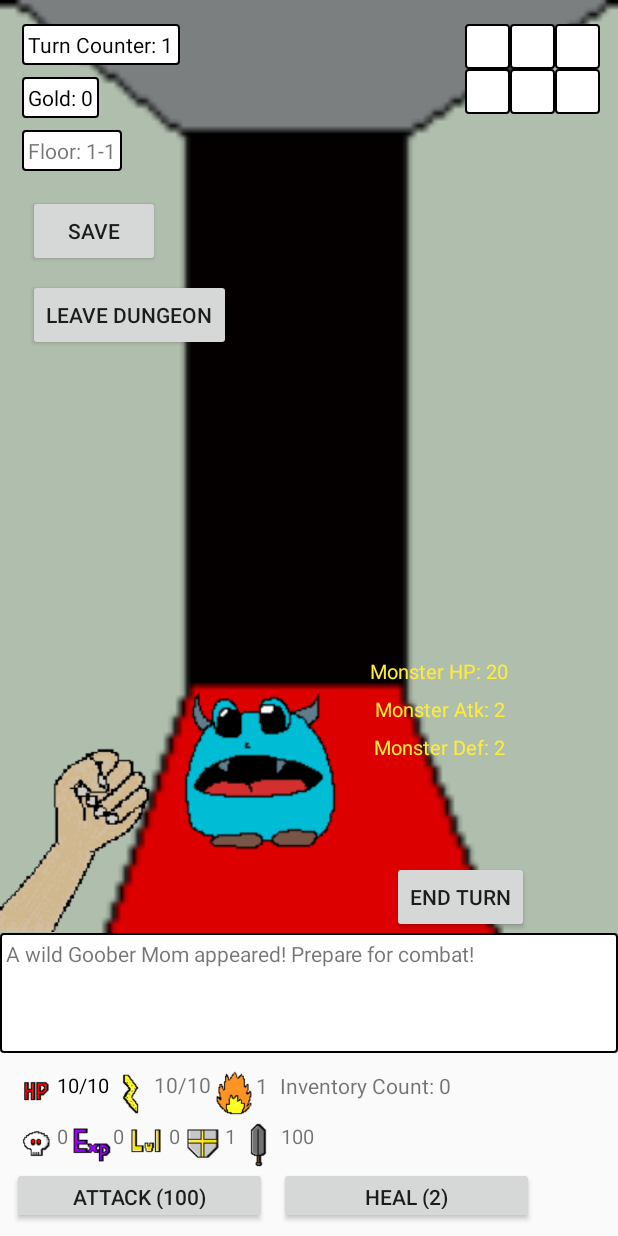
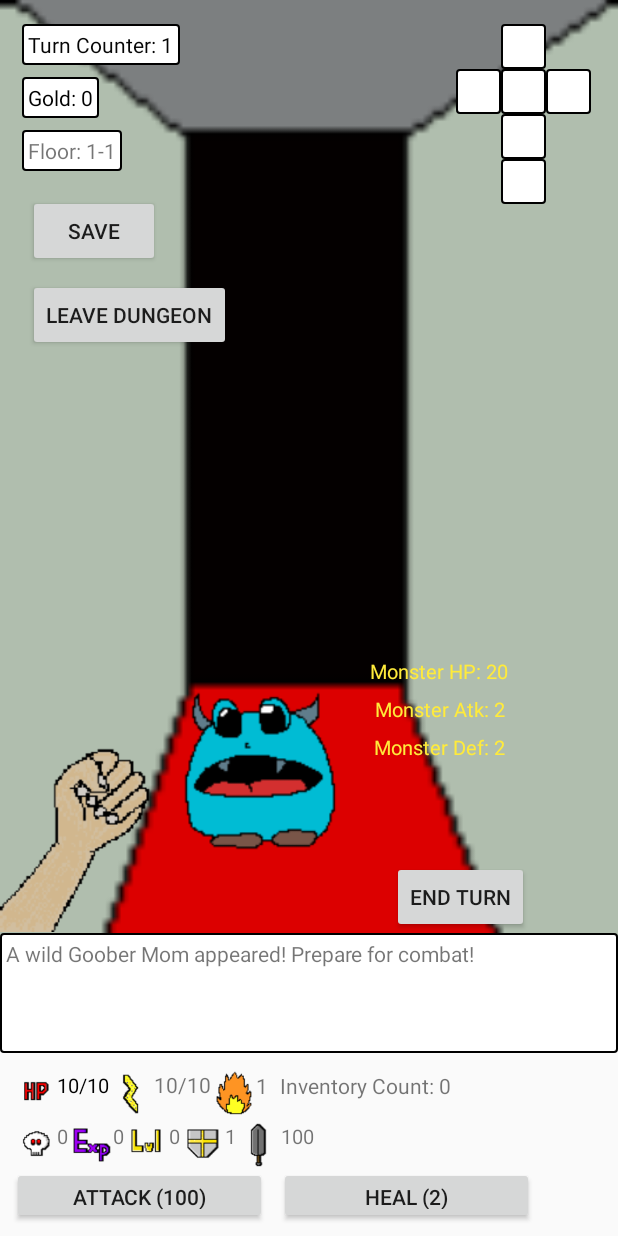
Before and after one commit to NanoCarbon/DungeonCrawlerFramework, an Android app: the screen it shows after launch (Battle), after a tap on "ENTER THE DUNGEON", on a phone screen of 412 x 824 dp. Run offline under Robolectric (Android 15) with nearby library versions, the phone set to English and light mode, and no system bars; libraries missing offline, so code that uses them is left out: com.daimajia.androidanimations.

Commit message:
Fix limb image bug not showing in Battle activity

```diff
--- a/app/src/main/java/com/example/dungeoncrawlerframework/Activities/Battle.java
+++ b/app/src/main/java/com/example/dungeoncrawlerframework/Activities/Battle.java
@@ -45,10 +45,15 @@ public class Battle extends AppCompatActivity {
     //==============MONSTER RELATED VARS================//
     private int floorNumber=0;
     private int roomNumber=0;
-    //todo: [Critical] refactor so that it takes selected floor and room as intents from another activity (new actvity or Select Player Activity doesnt matter)
-    private final DungeonFloorDictionary dungeonFloorDictionary = new DungeonFloorDictionary();
-    private DungeonFloor dungeonFloor = dungeonFloorDictionary.getDungeonFloor(floorNumber);
-    private ArrayList<Monster> floorMonsters = dungeonFloor.getFloorMonsters();
+    //todo: [Critical] refactor so that it takes selected
+    // floor and room as intents from another activity
+    // (new actvity or Select Player Activity doesnt matter)
+    private final DungeonFloorDictionary dungeonFloorDictionary =
+            new DungeonFloorDictionary();
+    private DungeonFloor dungeonFloor =
+            dungeonFloorDictionary.getDungeonFloor(floorNumber);
+    private ArrayList<Monster> floorMonsters =
+            dungeonFloor.getFloorMonsters();
     private MonsterDictionary monsterDictionary;
     private Monster opponentMonster;
     private Drawable monsterImage;
@@ -123,12 +128,26 @@ public class Battle extends AppCompatActivity {
     private int playerFloorProgress;
     private int playerRoomProgress;
 
-    Limb playerLimb1;
-    Limb playerLimb2;
-    Limb playerLimb3;
-    Limb playerLimb4;
-    Limb playerLimb5;
-    Limb playerLimb6;
+    private Limb playerLimb1;
+    private Limb playerLimb2;
+    private Limb playerLimb3;
+    private Limb playerLimb4;
+    private Limb playerLimb5;
+    private Limb playerLimb6;
+
+    private Item playerLimb1Equipment;
+    private Item playerLimb2Equipment;
+    private Item playerLimb3Equipment;
+    private Item playerLimb4Equipment;
+    private Item playerLimb5Equipment;
+    private Item playerLimb6Equipment;
+
+    private ImageView playerLimb1EquipmentDisplay;
+    private ImageView playerLimb2EquipmentDisplay;
+    private ImageView playerLimb3EquipmentDisplay;
+    private ImageView playerLimb4EquipmentDisplay;
+    private ImageView playerLimb5EquipmentDisplay;
+    private ImageView playerLimb6EquipmentDisplay;
 
     //============================PLAYER RELATED VARS==================================//
 
@@ -236,13 +255,15 @@ public class Battle extends AppCompatActivity {
 
     public void saveData() {
 
-        SharedPreferences sharedPreferences = getSharedPreferences(playerSharedPrefrences, MODE_PRIVATE);
+        SharedPreferences sharedPreferences =
+                getSharedPreferences(playerSharedPrefrences, MODE_PRIVATE);
         SharedPreferences.Editor editor = sharedPreferences.edit();
         Gson gson = new Gson();
         String jsonPlayer = gson.toJson(newPlayer);
         editor.putString(PLAYERSAVE,jsonPlayer);
 
-        //fixme:[Bug] monster Image id's from the dictionary are overwriting the Shared Preferences on occasion
+        //fixme:[Bug] monster Image id's from the dictionary
+        // are overwriting the Shared Preferences on occasion
         editor.apply();
         Toast.makeText(this,"Data saved",Toast.LENGTH_SHORT).show();
 
@@ -256,7 +277,8 @@ public class Battle extends AppCompatActivity {
 
     }
     private void loadSounds() {
-        //fixme:[Bug] the sound is adjusted using the System sounds bar and not the Media volumes
+        //fixme:[Bug] the sound is adjusted using the
+        // System sounds bar and not the Media volumes
         //creates a pool of sounds
         if(Build.VERSION.SDK_INT>=Build.VERSION_CODES.LOLLIPOP){
             AudioAttributes audioAttributes = new AudioAttributes.Builder()
@@ -269,7 +291,8 @@ public class Battle extends AppCompatActivity {
                     .build();
         }
         else{
-            soundPool = new SoundPool(6, AudioManager.STREAM_MUSIC,0);
+            soundPool = new SoundPool(6,
+                    AudioManager.STREAM_MUSIC,0);
         }
 
         sound1 = soundPool.load(this,R.raw.sound1, 1);
@@ -329,15 +352,23 @@ public class Battle extends AppCompatActivity {
         monsterAttackDisplay = findViewById(R.id.monsterAttackTextView);
         monsterDefenseDisplay = findViewById(R.id.monsterDefenseTextView);
         monsterImageDisplay = findViewById(R.id.monsterImageView);
-        currentInventoryCountDisplay = findViewById(R.id.playerBattleInventoryCountTextView);
+        currentInventoryCountDisplay =
+                findViewById(R.id.playerBattleInventoryCountTextView);
         floorRoomDisplay = findViewById(R.id.floorRoomTextView);
+        playerLimb1EquipmentDisplay = findViewById(R.id.limb1EquippedItem);
+        playerLimb2EquipmentDisplay = findViewById(R.id.limb2EquippedItem);
+        playerLimb3EquipmentDisplay = findViewById(R.id.limb3EquippedItem);
+        playerLimb4EquipmentDisplay = findViewById(R.id.limb4EquippedItem);
+        playerLimb5EquipmentDisplay = findViewById(R.id.limb5EquippedItem);
+        playerLimb6EquipmentDisplay = findViewById(R.id.limb6EquippedItem);
     }
 
     //BATTLE METHODS
 
 
     private void getPlayerStats() {
-        playerImage = ContextCompat.getDrawable(this, newPlayer.getPlayerImageId());
+        playerImage =
+                ContextCompat.getDrawable(this, newPlayer.getPlayerImageId());
         playerHP = newPlayer.getPlayerHealth();
         playerMaxHP = newPlayer.getPlayerMaxHealth();
         playerEnergy = newPlayer.getPlayerEnergy();
@@ -363,11 +394,12 @@ public class Battle extends AppCompatActivity {
         itemDefenseEffect = newPlayer.getItemDefenseEffect();
         itemSkillPowerEffect = newPlayer.getItemSkillPowerEffect();
 
-
-
         //BATTLE CALCULATIONS RELATIVE TO PLAYER
-        //todo: [Medium] this cannot be a SOLID coding practice, extract this into its own method
-        //todo: [Medium] refactor this so that the damage is a function of playerAttack and itemEffects on player Attack
+        //todo: [Medium] this cannot be a
+        // SOLID coding practice, extract this into its own method
+        //todo: [Medium] refactor this so
+        // that the damage is a function of playerAttack
+        // and itemEffects on player Attack
         if(playerAttack + itemAttackEffect - monsterDefense <=0){
             damage = 1;
         }else{
@@ -393,7 +425,8 @@ public class Battle extends AppCompatActivity {
         }else{
             playerHPDisplay.setTextColor(Color.rgb(0,0,0));
         }
-        playerEnergyDisplay.setText(res.getString(R.string.playerEnergy_StringValue,playerEnergy+itemEnergyEffect,playerMaxEnergy+itemMaxEnergyEffect));
+        playerEnergyDisplay
+                .setText(res.getString(R.string.playerEnergy_StringValue,playerEnergy+itemEnergyEffect,playerMaxEnergy+itemMaxEnergyEffect));
         playerAttackDisplay.setText(res.getString(R.string.playerAttack_StringValue,playerAttack+itemAttackEffect));
         playerDefenseDisplay.setText(res.getString(R.string.playerDefense_StringValue,playerDefense+itemDefenseEffect));
         playerSkillPowerDisplay.setText(res.getString(R.string.playerSP_StringValue,playerSkillPower+itemSkillPowerEffect));
@@ -404,34 +437,69 @@ public class Battle extends AppCompatActivity {
         playerCoinPurseDisplay.setText(res.getString(R.string.playerCoinPurse_StringValue,playerCoinPurse));
         playerSharedPrefrences = newPlayer.getPlayerSharedPreferences();
         if(playerInventory != null) {
-            currentInventoryCountDisplay.setText(res.getString(R.string.inventoryCount_StringValue, playerInventory.size()));
+            currentInventoryCountDisplay
+                    .setText(res.getString(R.string.inventoryCount_StringValue, playerInventory.size()));
         }else{
             currentInventoryCountDisplay.setText(res.getString(R.string.inventoryCount_StringValue, 0));
         }
         attackButton.setText(res.getString(R.string.attackButton_TextValue,damage));
         healButton.setText(res.getString(R.string.healButton_StringValue,healAmount));
+
+        getPlayerEquipment();
     }
     //Get Player Equipment Method (NEEDS REFACTORING)
-    /*
+
     private void getPlayerEquipment() {
         try {
-            playerLimb1EquippedItem = playerLimb1.getEquippedItem();
-            Drawable equipment1 = ContextCompat.getDrawable(this, playerLimb1EquippedItem.getItemImageId());
-            playerLimb1EquippmentDisplay.setImageDrawable(equipment1);
+            playerLimb1Equipment = playerLimb1.getEquippedItem();
+            Drawable equipment1 = ContextCompat.getDrawable(this, playerLimb1Equipment.getItemImageId());
+            playerLimb1EquipmentDisplay.setImageDrawable(equipment1);
         }catch(NullPointerException e){
-            Log.d("Battle.Limb1.GetEquip","No equippment found for player Limb 1");
+            Log.d("Battle.Limb1.GetEquip","No equipment found for player Limb 1");
         }
 
         try {
-            playerLimb2EquippedItem = playerLimb2.getEquippedItem();
-            Drawable equipment2 = ContextCompat.getDrawable(this, playerLimb2EquippedItem.getItemImageId());
-            playerLimb2EquippmentDisplay.setImageDrawable(equipment2);
+            playerLimb2Equipment = playerLimb2.getEquippedItem();
+            Drawable equipment2 = ContextCompat.getDrawable(this, playerLimb2Equipment.getItemImageId());
+            playerLimb2EquipmentDisplay.setImageDrawable(equipment2);
         }catch(NullPointerException e){
             Log.d("Battle.Limb2.GetEquip","No equipment found for player Limb 2");
         }
-        getPlayerStats();
+
+        try {
+            playerLimb3Equipment = playerLimb3.getEquippedItem();
+            Drawable equipment3 = ContextCompat.getDrawable(this, playerLimb3Equipment.getItemImageId());
+            playerLimb3EquipmentDisplay.setImageDrawable(equipment3);
+        }catch(NullPointerException e){
+            Log.d("Battle.Limb3.GetEquip","No equipment found for player Limb 3");
+        }
+
+        try {
+            playerLimb4Equipment = playerLimb4.getEquippedItem();
+            Drawable equipment4 = ContextCompat.getDrawable(this, playerLimb4Equipment.getItemImageId());
+            playerLimb4EquipmentDisplay.setImageDrawable(equipment4);
+        }catch(NullPointerException e){
+            Log.d("Battle.Limb2.GetEquip","No equipment found for player Limb 2");
+        }
+
+        try {
+            playerLimb5Equipment = playerLimb5.getEquippedItem();
+            Drawable equipment5 = ContextCompat.getDrawable(this, playerLimb5Equipment.getItemImageId());
+            playerLimb5EquipmentDisplay.setImageDrawable(equipment5);
+        }catch(NullPointerException e){
+            Log.d("Battle.Limb5.GetEquip","No equipment found for player Limb 5");
+        }
+
+        try {
+            playerLimb6Equipment = playerLimb6.getEquippedItem();
+            Drawable equipment6 = ContextCompat.getDrawable(this, playerLimb6Equipment.getItemImageId());
+            playerLimb6EquipmentDisplay.setImageDrawable(equipment6);
+        }catch(NullPointerException e){
+            Log.d("Battle.Limb6.GetEquip","No equipment found for player Limb 6");
+        }
+
     }
-    */
+
 
     private void setPlayerStats(){
         newPlayer.setPlayerExperience(playerExperience);
--- a/app/src/main/java/com/example/dungeoncrawlerframework/Activities/InventoryAdapter.java
+++ b/app/src/main/java/com/example/dungeoncrawlerframework/Activities/InventoryAdapter.java
@@ -69,7 +69,8 @@ public class InventoryAdapter extends RecyclerView.Adapter<InventoryAdapter.Inve
     @NonNull
     @Override
     public InventoryViewHolder onCreateViewHolder(@NonNull ViewGroup parent, int viewType) {
-        View v = LayoutInflater.from(parent.getContext()).inflate(R.layout.inventoryitem,parent,false);
+        View v = LayoutInflater.from(parent.getContext()).inflate(R.layout.inventoryitem,
+                parent,false);
         InventoryViewHolder inventoryViewHolder = new InventoryViewHolder(v,mListener);
         return inventoryViewHolder;
     }
@@ -84,7 +85,8 @@ public class InventoryAdapter extends RecyclerView.Adapter<InventoryAdapter.Inve
         holder.itemImageDisplay.setImageResource(currentItem.getItemImageId());
         holder.itemNameDisplay.setText(currentItem.getItemName());
         holder.itemDescriptionDisplay.setText(currentItem.getItemDescription());
-        holder.itemCountDisplay.setText(Integer.toString(Collections.frequency(mPlayerInventory,itemIndex)));
+        holder.itemCountDisplay.setText(Integer.
+                toString(Collections.frequency(mPlayerInventory,itemIndex)));
     }
 
     @Override
--- a/app/src/main/java/com/example/dungeoncrawlerframework/Activities/SelectPlayer.java
+++ b/app/src/main/java/com/example/dungeoncrawlerframework/Activities/SelectPlayer.java
@@ -38,8 +38,9 @@ public class SelectPlayer extends AppCompatActivity {
     private TextView playerDescriptionDisplay;
     private TextView playerSkillPowerDisplay;
     private TextView playerInventoryCountDisplay;
-    //todo:[Critical] update these views to not be manual input but button for up and down
-    // todo:[Critical] limit possible values relative to player progress
+    //todo:[Critical] update these views to not be manual
+    // input but button for up and down
+    //todo:[Critical] limit possible values relative to player progress
     private EditText selectedFloorDisplay;
     private EditText selectedRoomDisplay;
 
@@ -89,6 +90,7 @@ public class SelectPlayer extends AppCompatActivity {
     //todo: [Critical] limit the possible selections based on the selected Characters' floor and room Progress
     //todo: [Medium] revisit creating a bottom navigation activity/tabbed activity to store all these non-battle activities
     //todo: [Medium] Add a settings tab to adjust bgm
+    //todo: [Medium] Load a saved player account rather than offer to start a new one
 
     //==========INTENT STRING NAMES  - USED TO DEFINE WHAT TO PASS TO BATTLE ACTIVITY=================//
     public static final String EXTRA_PLAYER = "com.example.dungeoncrawlerframework.EXTRA_PLAYER";
--- a/app/src/main/java/com/example/dungeoncrawlerframework/Items/Item.java
+++ b/app/src/main/java/com/example/dungeoncrawlerframework/Items/Item.java
@@ -16,7 +16,8 @@ public class Item implements Parcelable {
     private String itemDescription;
     private int limbRestriction;
     //=============================CONSTRUCTOR====================================//
-    public Item(int itemName, int itemImageId, int effectValue, int itemEffectType,boolean equippable, String itemDescription, int limbRestriction){
+    public Item(int itemName, int itemImageId, int effectValue, int itemEffectType,
+                boolean equippable, String itemDescription, int limbRestriction){
         this.itemName = itemName;
         this.itemImageId = itemImageId;
         this.effectValue = effectValue;
--- a/app/src/main/res/layout/activity_battle.xml
+++ b/app/src/main/res/layout/activity_battle.xml
@@ -266,51 +266,56 @@
         app:layout_constraintTop_toTopOf="@+id/playerSPIconImageView" />
 
     <ImageView
-    android:id="@+id/limb1EquippedItem"
-    android:layout_width="30dp"
-    android:layout_height="30dp"
-    android:layout_marginEnd="12dp"
-    android:layout_marginRight="12dp"
-    android:background="@drawable/shape"
-    app:layout_constraintEnd_toEndOf="parent"
-    app:layout_constraintTop_toTopOf="@+id/turnCounterTextView" />
+        android:id="@+id/limb1EquippedItem"
+        android:layout_width="30dp"
+        android:layout_height="30dp"
+        android:layout_marginRight="48dp"
+        android:background="@drawable/shape"
+        app:layout_constraintEnd_toEndOf="parent"
+        app:layout_constraintTop_toTopOf="@+id/turnCounterTextView"
+        />
 
     <ImageView
         android:id="@+id/limb2EquippedItem"
         android:layout_width="30dp"
         android:layout_height="30dp"
         android:background="@drawable/shape"
-        app:layout_constraintEnd_toStartOf="@+id/limb1EquippedItem"
-        app:layout_constraintTop_toTopOf="@+id/limb1EquippedItem" />
+        app:layout_constraintEnd_toStartOf="@+id/limb3EquippedItem"
+        app:layout_constraintTop_toBottomOf="@+id/limb1EquippedItem" />
+
     <ImageView
         android:id="@+id/limb3EquippedItem"
         android:layout_width="30dp"
         android:layout_height="30dp"
         android:background="@drawable/shape"
-        app:layout_constraintEnd_toStartOf="@+id/limb2EquippedItem"
-        app:layout_constraintTop_toTopOf="@+id/limb1EquippedItem" />
+        app:layout_constraintEnd_toEndOf="@+id/limb1EquippedItem"
+        app:layout_constraintTop_toBottomOf="@+id/limb1EquippedItem" />
 
     <ImageView
         android:id="@+id/limb4EquippedItem"
         android:layout_width="30dp"
         android:layout_height="30dp"
+
         android:background="@drawable/shape"
-        app:layout_constraintEnd_toEndOf="@+id/limb1EquippedItem"
+
+        app:layout_constraintStart_toEndOf="@+id/limb3EquippedItem"
         app:layout_constraintTop_toBottomOf="@+id/limb1EquippedItem" />
+
     <ImageView
         android:id="@+id/limb5EquippedItem"
         android:layout_width="30dp"
         android:layout_height="30dp"
         android:background="@drawable/shape"
-        app:layout_constraintEnd_toStartOf="@+id/limb4EquippedItem"
-        app:layout_constraintTop_toTopOf="@+id/limb4EquippedItem" />
+        app:layout_constraintEnd_toEndOf="@+id/limb3EquippedItem"
+        app:layout_constraintTop_toBottomOf="@+id/limb3EquippedItem" />
+
     <ImageView
         android:id="@+id/limb6EquippedItem"
         android:layout_width="30dp"
         android:layout_height="30dp"
         android:background="@drawable/shape"
-        app:layout_constraintEnd_toStartOf="@+id/limb5EquippedItem"
-        app:layout_constraintTop_toTopOf="@+id/limb4EquippedItem" />
+        app:layout_constraintEnd_toEndOf="@+id/limb3EquippedItem"
+        app:layout_constraintTop_toBottomOf="@+id/limb5EquippedItem" />
 
     <TextView
         android:id="@+id/playerCoinPurseTextView"
--- a/build.gradle
+++ b/build.gradle
@@ -5,7 +5,7 @@ buildscript {
         jcenter()
     }
     dependencies {
-        classpath 'com.android.tools.build:gradle:4.1.0'
+        classpath 'com.android.tools.build:gradle:4.2.1'
 
         // NOTE: Do not place your application dependencies here; they belong
         // in the individual module build.gradle files
```
Also changed, not shown: gradle/wrapper/gradle-wrapper.properties.
